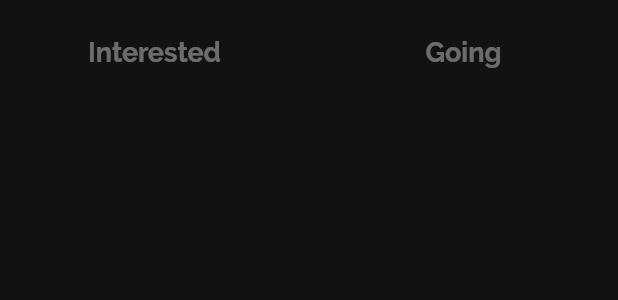
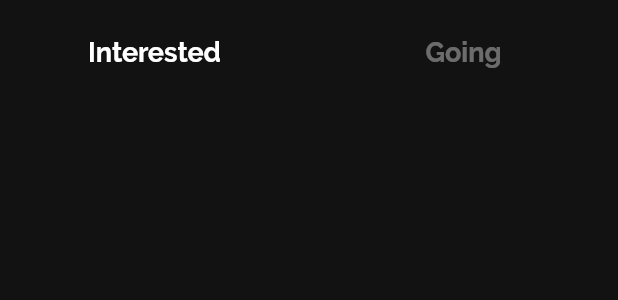
Before and after one commit to mjbernet3/fomo, a Flutter app: the CustomButtonRow widget shown alone on an empty page, opened directly, after a tap on "Interested", on a phone screen of 412 x 824 dp. Shown: the top 300 px of the screen. Run offline on Flutter 3.47's test engine with Material 2 defaults, Android fonts, the phone set to English and light mode, and no system bars; our stand-ins replace carousel_slider, cloud_firestore, firebase_auth; accounts and stored records are empty; network calls fail.

Commit message:
Added ButtonRow bloc so that buttons change color on click

```diff
--- /dev/null
+++ b/lib/backend/state_models/button_row_model.dart
@@ -0,0 +1,16 @@
+import 'package:flutter/material.dart';
+
+class ButtonRowModel extends ChangeNotifier {
+  int _buttonIndex = 0;
+
+  int get buttonIndex => _buttonIndex;
+
+  set buttonIndex(int val) {
+    _buttonIndex = val;
+    notifyListeners();
+  }
+
+  pressed(int val) {
+    buttonIndex = val;
+  }
+}
--- a/lib/frontend/components/my_events/button_row.dart
+++ b/lib/frontend/components/my_events/button_row.dart
@@ -1,22 +1,27 @@
 import 'package:flutter/material.dart';
 import 'package:project_fomo/style.dart';
+import 'package:project_fomo/backend/state_models/button_row_model.dart';
+import 'package:provider/provider.dart';
 
 class CustomButtonRow extends StatelessWidget {
   @override
   Widget build(BuildContext context) {
+    final ButtonRowModel buttonBloc = Provider.of<ButtonRowModel>(context);
+    int buttonSelected = buttonBloc.buttonIndex;
+
     return Row(
       children: <Widget>[
         Expanded(
             child: ButtonTheme(
                 height: 70,
                 child: FlatButton(
-                  onPressed: () {
-
-                  },
+                  onPressed: () => buttonBloc.pressed(0),
                   child: Text(
                     "Interested",
                     style: TextStyle(
-                      color: AppTextColor.disabled,
+                      color: buttonSelected == 0
+                              ? AppTextColor.title
+                              : AppTextColor.disabled,
                       fontSize: AppFontSize.size18,
                       fontWeight: AppFontWeight.bold,
                       fontFamily: AppFontFamily.family,
@@ -29,13 +34,13 @@ class CustomButtonRow extends StatelessWidget {
             child: ButtonTheme(
                 height: 70,
                 child: FlatButton(
-                    onPressed: () {
-
-                    },
+                    onPressed: () => buttonBloc.pressed(1),
                     child: Text(
                       "Going",
                       style: TextStyle(
-                        color: AppTextColor.disabled,
+                        color:  buttonSelected == 1
+                                ? AppTextColor.title
+                                : AppTextColor.disabled,
                         fontSize: AppFontSize.size18,
                         fontWeight: AppFontWeight.bold,
                         fontFamily: AppFontFamily.family,
--- a/lib/main.dart
+++ b/lib/main.dart
@@ -2,6 +2,7 @@ import 'package:flutter/material.dart';
 import 'package:project_fomo/app_builder.dart';
 import 'package:project_fomo/backend/models/user.dart';
 import 'package:project_fomo/backend/services/auth_service.dart';
+import 'package:project_fomo/backend/state_models/button_row_model.dart';
 import 'package:project_fomo/frontend/components/shared/loading_indicator.dart';
 import 'package:project_fomo/frontend/pages/forgot_pass_page.dart';
 import 'package:project_fomo/frontend/pages/login_page.dart';
@@ -29,6 +30,9 @@ class AppName extends StatelessWidget {
         Provider<AuthService>(
           create: (context) => AuthService(),
         ),
+        ChangeNotifierProvider<ButtonRowModel>.value(
+          value: ButtonRowModel()
+        )
       ],
       child: AppBuilder(
         builder: (context, userSnapshot) {
```
